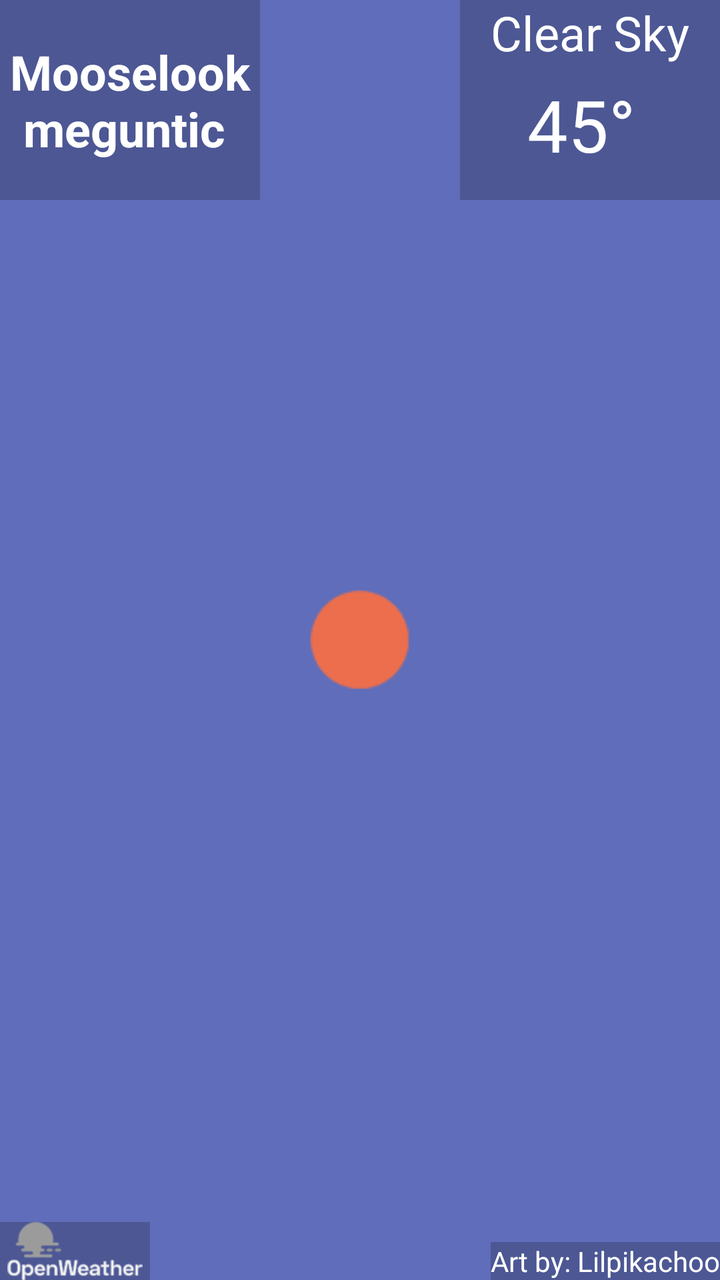
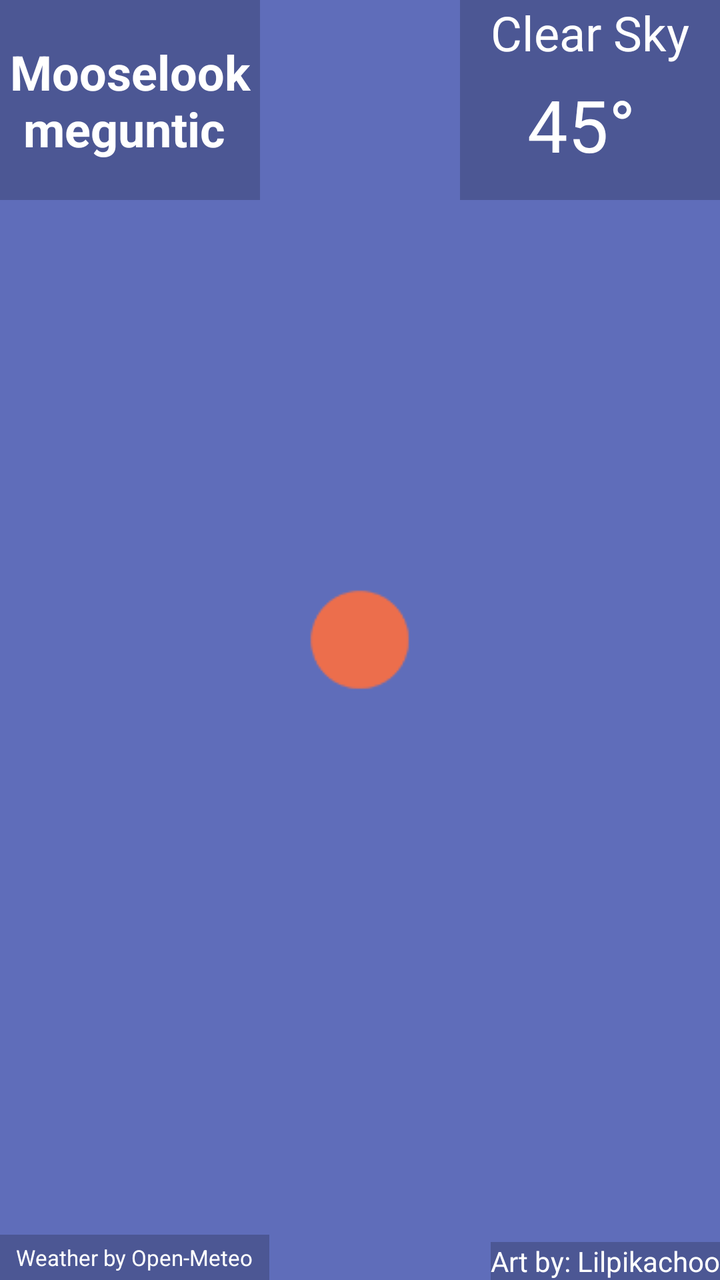

Screens rendered from an Android XML layout before and after an edit, with the pre-edit source and the edit as a unified diff.
<!-- AndroidManifest.xml: application theme Theme.Weatha -->
<!-- res/layout/main_fragment.xml -->
<?xml version="1.0" encoding="utf-8"?>
<androidx.constraintlayout.widget.ConstraintLayout xmlns:android="http://schemas.android.com/apk/res/android"
    xmlns:app="http://schemas.android.com/apk/res-auto"
    xmlns:tools="http://schemas.android.com/tools"
    android:id="@+id/main"
    android:layout_width="match_parent"
    android:layout_height="match_parent"
    android:background="#5F6DBA"
    tools:context=".ui.main.MainFragment">

    <ImageView
        android:id="@+id/weatherIcon"
        android:layout_width="wrap_content"
        android:layout_height="wrap_content"
        android:src="@drawable/clear_skyd"
        app:layout_constraintBottom_toBottomOf="parent"
        app:layout_constraintEnd_toEndOf="parent"
        app:layout_constraintHorizontal_bias="0.498"
        app:layout_constraintStart_toStartOf="parent"
        app:layout_constraintTop_toTopOf="parent"
        app:layout_constraintVertical_bias="0.499" />

    <TextView
        android:id="@+id/artCreditText"
        android:layout_width="wrap_content"
        android:layout_height="wrap_content"
        android:background="#34000000"
        android:text="Art by: Lilpikachoo"
        android:textColor="#FFFFFF"
        app:layout_constraintBottom_toBottomOf="parent"
        app:layout_constraintEnd_toEndOf="parent" />

    <ImageView
        android:id="@+id/weatherDataCreditImage"
        android:layout_width="75dp"
        android:layout_height="29dp"
        android:background="#34000000"
        android:src="@drawable/openweatherlogo"
        app:layout_constraintBottom_toBottomOf="parent"
        app:layout_constraintStart_toStartOf="parent" />

    <androidx.constraintlayout.widget.ConstraintLayout
        android:id="@+id/weatherContainer"
        android:layout_width="130dp"
        android:layout_height="100dp"
        android:background="#34000000"
        android:visibility="visible"
        app:layout_constraintEnd_toEndOf="parent"
        app:layout_constraintTop_toTopOf="parent">

        <TextView
            android:id="@+id/currentWeatherTempText"
            android:layout_width="wrap_content"
            android:layout_height="wrap_content"
            android:layout_marginTop="8dp"
            android:layout_marginBottom="16dp"
            android:text="45° "
            android:textColor="#FFFFFF"
            android:textSize="36sp"
            app:layout_constraintBottom_toBottomOf="parent"
            app:layout_constraintEnd_toEndOf="parent"
            app:layout_constraintStart_toStartOf="parent"
            app:layout_constraintTop_toBottomOf="@+id/currentNowHeadetText" />

        <TextView
            android:id="@+id/currentNowHeadetText"
            android:layout_width="wrap_content"
            android:layout_height="wrap_content"
            android:layout_marginStart="8dp"
            android:layout_marginEnd="8dp"
            android:text="Clear Sky"
            android:textAlignment="center"
            android:textColor="#FFFFFF"
            android:textSize="24sp"
            app:layout_constraintEnd_toEndOf="parent"
            app:layout_constraintStart_toStartOf="parent"
            app:layout_constraintTop_toTopOf="parent" />

    </androidx.constraintlayout.widget.ConstraintLayout>

    <androidx.constraintlayout.widget.ConstraintLayout
        android:id="@+id/cityContainer"
        android:layout_width="130dp"
        android:layout_height="100dp"
        android:background="#34000000"
        android:visibility="visible"
        app:layout_constraintStart_toStartOf="parent"
        app:layout_constraintTop_toTopOf="parent">

        <TextView
            android:id="@+id/todayHeaderText"
            android:layout_width="0dp"
            android:layout_height="wrap_content"
            android:text="Mooselookmeguntic "
            android:textAlignment="center"
            android:textColor="#FFFFFF"
            android:textSize="24sp"
            android:textStyle="bold"
            app:autoSizeTextType="none"
            app:layout_constraintBottom_toBottomOf="parent"
            app:layout_constraintEnd_toEndOf="parent"
            app:layout_constraintHorizontal_bias="0.0"
            app:layout_constraintStart_toStartOf="parent"
            app:layout_constraintTop_toTopOf="parent" />
    </androidx.constraintlayout.widget.ConstraintLayout>

</androidx.constraintlayout.widget.ConstraintLayout>
<!-- resources referenced by this layout -->
<resources>
  <!-- drawable clear_skyd: png bitmap (drawable, 948 bytes) -->
  <!-- drawable openweatherlogo: png bitmap (drawable, 4614 bytes) -->
  <style name="Theme.Weatha" parent="Theme.MaterialComponents.DayNight.NoActionBar">
          
          <item name="colorPrimary">@color/purple_500</item>
          <item name="colorPrimaryVariant">@color/purple_700</item>
          <item name="colorOnPrimary">@color/white</item>
          
          <item name="colorSecondary">@color/teal_200</item>
          <item name="colorSecondaryVariant">@color/teal_700</item>
          <item name="colorOnSecondary">@color/black</item>
          
          <item name="android:statusBarColor" tools:targetApi="l">?attr/colorPrimaryVariant</item>
          
      </style>
  <color name="purple_500">#FF6200EE</color>
  <color name="purple_700">#FF3700B3</color>
  <color name="white">#FFFFFFFF</color>
  <color name="teal_200">#FF03DAC5</color>
  <color name="teal_700">#FF018786</color>
  <color name="black">#FF000000</color>
</resources>

<!-- the commit's change to res/layout/main_fragment.xml (unified diff, before → after) -->
@@ -30,12 +30,18 @@
         app:layout_constraintBottom_toBottomOf="parent"
         app:layout_constraintEnd_toEndOf="parent" />
 
-    <ImageView
+    <TextView
         android:id="@+id/weatherDataCreditImage"
-        android:layout_width="75dp"
-        android:layout_height="29dp"
+        android:layout_width="wrap_content"
+        android:layout_height="wrap_content"
         android:background="#34000000"
-        android:src="@drawable/openweatherlogo"
+        android:paddingStart="8dp"
+        android:paddingEnd="8dp"
+        android:paddingTop="4dp"
+        android:paddingBottom="4dp"
+        android:text="Weather by Open-Meteo"
+        android:textColor="#FFFFFF"
+        android:textSize="11sp"
         app:layout_constraintBottom_toBottomOf="parent"
         app:layout_constraintStart_toStartOf="parent" />
 
<!-- resource entries referenced after the edit -->
@@ -1,7 +1,6 @@
 <!-- resources referenced by this layout -->
 <resources>
   <!-- drawable clear_skyd: png bitmap (drawable, 948 bytes) -->
-  <!-- drawable openweatherlogo: png bitmap (drawable, 4614 bytes) -->
   <style name="Theme.Weatha" parent="Theme.MaterialComponents.DayNight.NoActionBar">
           
           <item name="colorPrimary">@color/purple_500</item>
